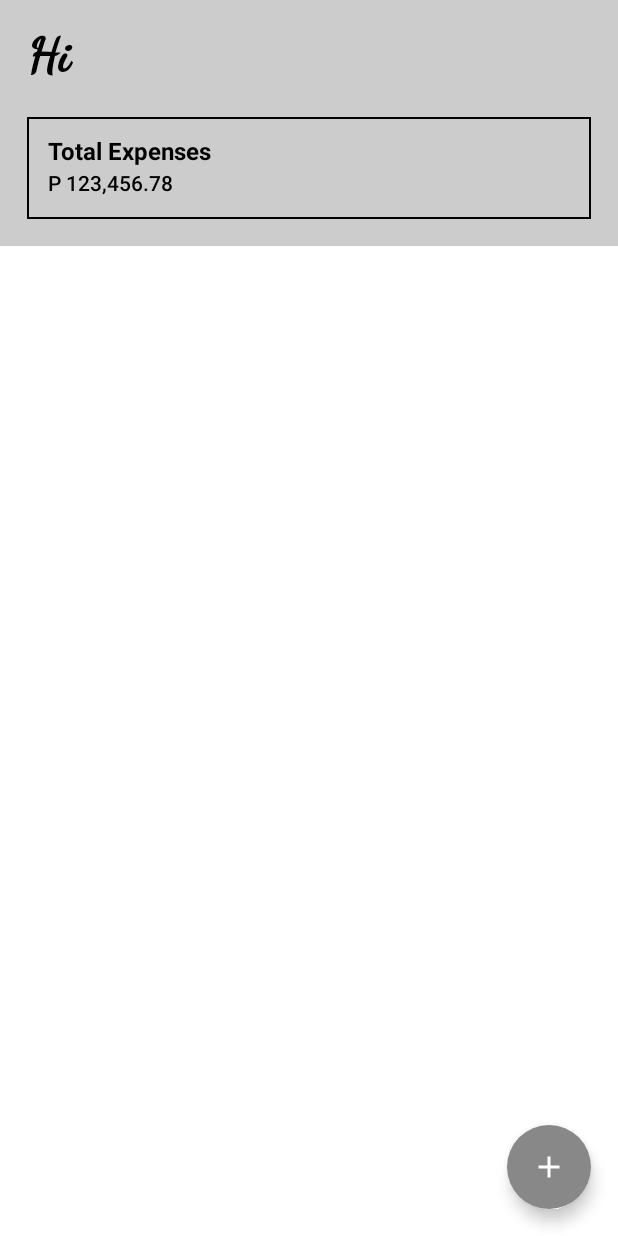
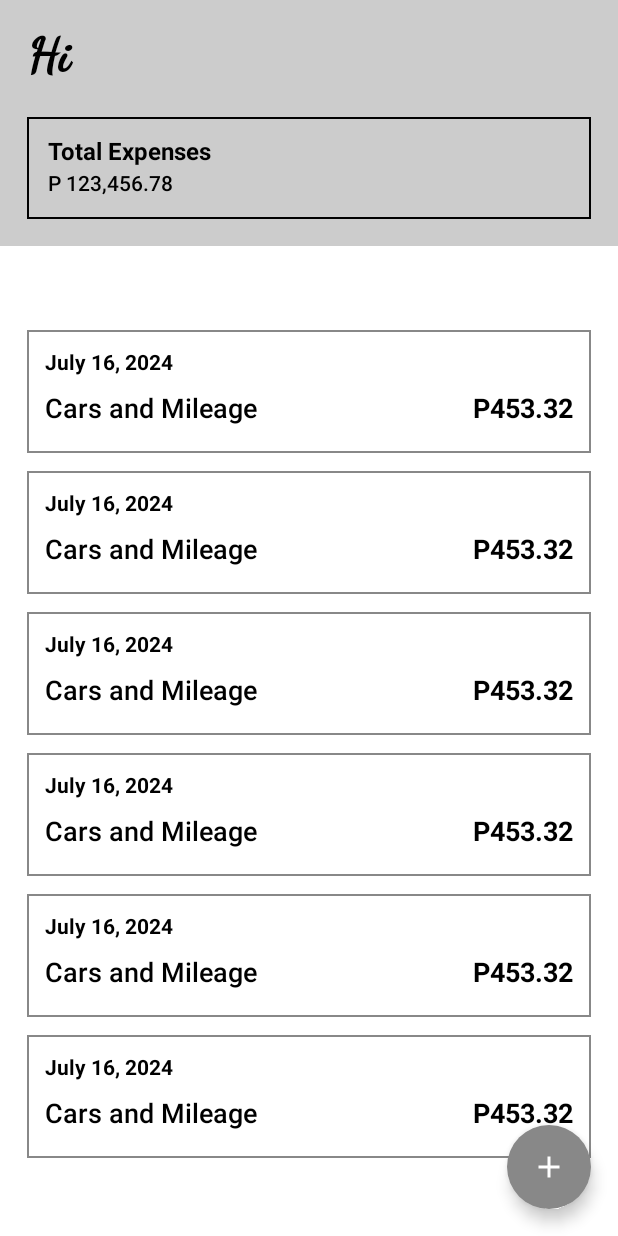
Before and after one commit to jesrielrada/Simple-Expense, an Android app built with Jetpack Compose: the @Preview function DashboardScreenPreview, on a phone screen of 412 x 824 dp. Run offline under Robolectric (Android 15) with nearby library versions, the phone set to English and light mode, and no system bars.

```diff
--- a/app/src/main/java/com/jescoding/simpleexpense/presentation/DashboardScreen.kt
+++ b/app/src/main/java/com/jescoding/simpleexpense/presentation/DashboardScreen.kt
@@ -10,8 +10,8 @@ import androidx.compose.foundation.layout.fillMaxSize
 import androidx.compose.foundation.layout.fillMaxWidth
 import androidx.compose.foundation.layout.height
 import androidx.compose.foundation.layout.padding
-import androidx.compose.foundation.layout.size
 import androidx.compose.foundation.layout.wrapContentSize
+import androidx.compose.foundation.lazy.LazyColumn
 import androidx.compose.foundation.shape.CircleShape
 import androidx.compose.material.icons.Icons
 import androidx.compose.material.icons.filled.Add
@@ -54,6 +54,8 @@ fun DashboardScreen(modifier: Modifier = Modifier) {
             ExpenseList()
         }
 
+
+
         FloatingActionButton(
             modifier = Modifier
                 .align(Alignment.BottomEnd)
@@ -70,6 +72,8 @@ fun DashboardScreen(modifier: Modifier = Modifier) {
             )
 
         }
+
+
     }
 
 }
@@ -81,7 +85,18 @@ fun ExpenseList() {
             .fillMaxSize()
             .padding(top = 18.dp)
             .background(Color.White)
-    )
+    ) {
+        LazyColumn(modifier = Modifier.padding(top = 44.dp)) {
+            item {
+                ExpenseCard()
+                ExpenseCard()
+                ExpenseCard()
+                ExpenseCard()
+                ExpenseCard()
+                ExpenseCard()
+            }
+        }
+    }
 }
 
 @Composable
@@ -113,9 +128,42 @@ fun SubHeader() {
 }
 
 @Composable
-fun ExpenseCard() {
-    Column {
+fun ExpenseCard(modifier: Modifier = Modifier) {
+    Column(
+        modifier = modifier
+            .fillMaxWidth()
+            .padding(start = 18.dp, end = 18.dp, top = 12.dp)
+            .height(82.dp)
+            .border(BorderStroke(1.dp, Color.Gray))
+    ) {
 
+        Text(
+            modifier = Modifier.padding(top = 14.dp, start = 12.dp, bottom = 12.dp),
+            fontWeight = FontWeight.Bold,
+            text = "July 16, 2024"
+        )
+
+        Row(
+            modifier = Modifier
+                .wrapContentSize()
+                .padding(start = 12.dp, end = 12.dp)
+        ) {
+            Box(modifier = Modifier.fillMaxWidth()) {
+                Text(
+                    fontWeight = FontWeight.SemiBold,
+                    fontSize = 18.sp,
+                    text = "Cars and Mileage"
+                )
+
+                Text(
+                    modifier = Modifier.align(Alignment.BottomEnd),
+                    text = "P453.32",
+                    fontSize = 18.sp,
+                    fontWeight = FontWeight.Bold
+                )
+            }
+
+        }
     }
 }
 
```
Also changed, not shown: app/src/main/java/com/jescoding/simpleexpense/presentation/AddScreen.kt (added, +40 -0 lines).
